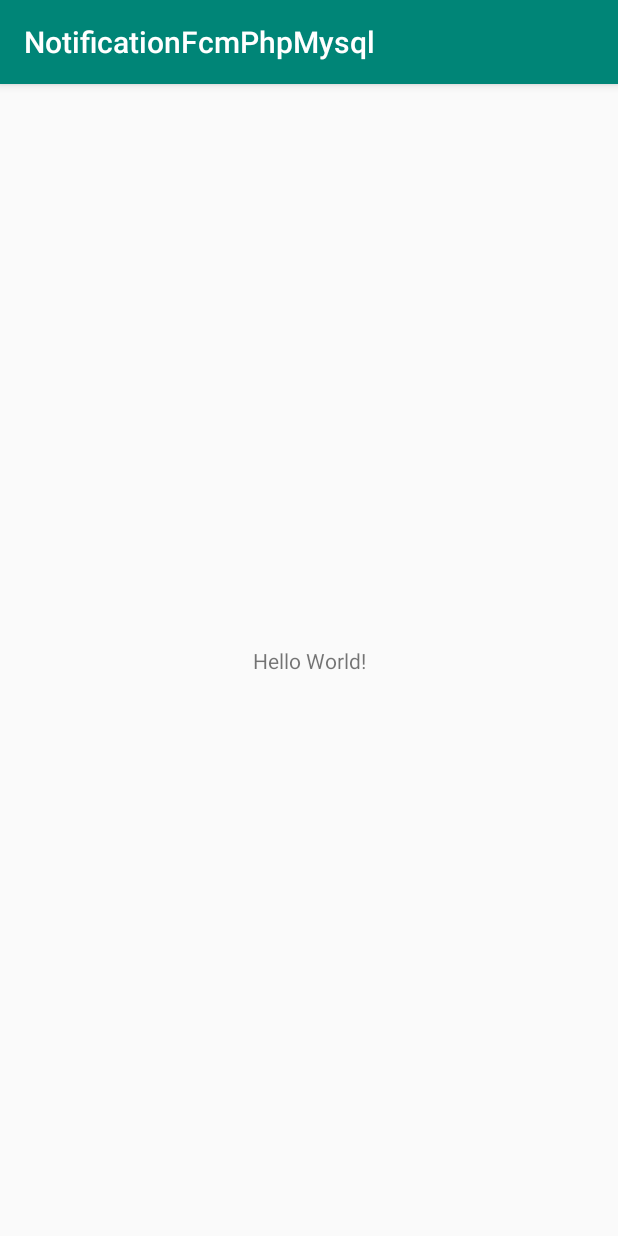
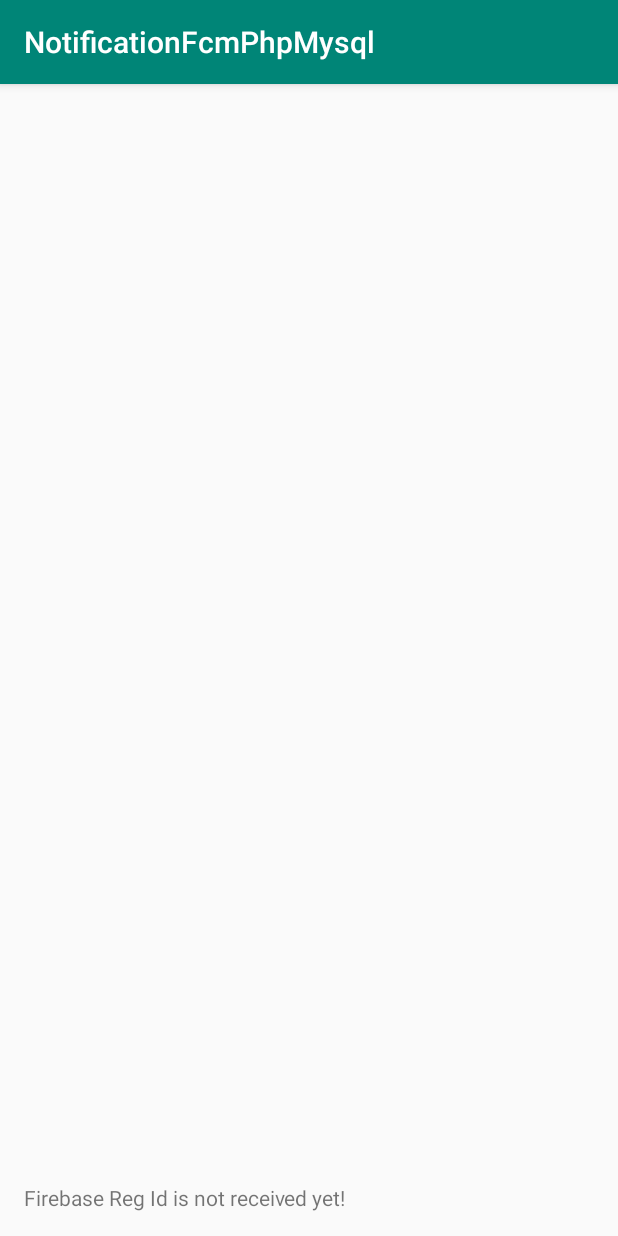
Before and after one commit to MuhammadFaisalIchal/NotificationFcmPhpMysql, an Android app: the screen it shows after launch (MainActivity), on a phone screen of 412 x 824 dp. Run offline under Robolectric (Android 15) with nearby library versions, the light colour scheme and no system bars.

Commit message:
Initial firebase code for notification

```diff
--- /dev/null
+++ b/app/src/main/java/com/example/notificationfcmphpmysql/activity/MainActivity.java
@@ -0,0 +1,105 @@
+package com.example.notificationfcmphpmysql.activity;
+
+import android.content.BroadcastReceiver;
+import android.content.Context;
+import android.content.Intent;
+import android.content.IntentFilter;
+import android.content.SharedPreferences;
+import android.os.Bundle;
+import android.text.TextUtils;
+import android.util.Log;
+import android.widget.TextView;
+import android.widget.Toast;
+
+import androidx.appcompat.app.AppCompatActivity;
+import androidx.localbroadcastmanager.content.LocalBroadcastManager;
+
+import com.example.notificationfcmphpmysql.R;
+import com.example.notificationfcmphpmysql.app.Config;
+import com.example.notificationfcmphpmysql.utils.NotificationUtils;
+import com.google.firebase.messaging.FirebaseMessaging;
+
+public class MainActivity extends AppCompatActivity {
+
+    private static final String TAG = MainActivity.class.getSimpleName();
+    private BroadcastReceiver mRegistrationBroadcastReceiver;
+    private TextView txtRegId, txtMessage;
+
+    @Override
+    protected void onCreate(Bundle savedInstanceState) {
+        super.onCreate(savedInstanceState);
+        setContentView(R.layout.activity_main);
+
+        txtRegId = (TextView) findViewById(R.id.txt_reg_id);
+        txtMessage = (TextView) findViewById(R.id.txt_push_message);
+
+        mRegistrationBroadcastReceiver = new BroadcastReceiver() {
+            @Override
+            public void onReceive(Context context, Intent intent) {
+
+                // checking for type intent filter
+                if (intent.getAction().equals(Config.REGISTRATION_COMPLETE)) {
+                    // gcm successfully registered
+                    // now subscribe to `global` topic to receive app wide notifications
+                    FirebaseMessaging.getInstance().subscribeToTopic(Config.TOPIC_GLOBAL);
+                    // if you want to unsubscribe
+                    // FirebaseMessaging.getInstance().unsubscribeFromTopic('news');
+
+                    displayFirebaseRegId();
+                } else if (intent.getAction().equals(Config.PUSH_NOTIFICATION)) {
+                    // new push notification is received
+
+                    String message = intent.getStringExtra("message");
+
+                    Toast.makeText(getApplicationContext(), "Push notification: " + message, Toast.LENGTH_LONG).show();
+
+                    txtMessage.setText(message);
+                }
+            }
+        };
+
+        displayFirebaseRegId();
+    }
+
+    /**
+     * fetches the firebase registration id from shared preferences and displays it on the screen.
+     * This is just for your references, we don’t use the reg id any where in the app.*/
+    private void displayFirebaseRegId() {
+        SharedPreferences pref = getApplicationContext().getSharedPreferences(Config.SHARED_PREF, 0);
+        String regId = pref.getString("regId", null);
+
+        Log.e(TAG, "Firebase reg id: " + regId);
+
+        if (!TextUtils.isEmpty(regId))
+            txtRegId.setText("Firebase Reg Id: " + regId);
+        else
+            txtRegId.setText("Firebase Reg Id is not received yet!");
+    }
+
+    /**
+     * Here in onResume() method we are registering the broadcast receivers.
+     * So that this activity gets the push messages and registration id.*/
+    @Override
+    protected void onResume() {
+        super.onResume();
+
+        // register GCM registration complete receiver
+        LocalBroadcastManager.getInstance(this).registerReceiver(mRegistrationBroadcastReceiver,
+                new IntentFilter(Config.REGISTRATION_COMPLETE));
+
+        // register new push message receiver
+        // by doing this, the activity will be notified each time a new message arrives
+        LocalBroadcastManager.getInstance(this).registerReceiver(mRegistrationBroadcastReceiver,
+                new IntentFilter(Config.PUSH_NOTIFICATION));
+
+        // clear the notification area when the app is opened
+        NotificationUtils.clearNotifications(getApplicationContext());
+    }
+
+    @Override
+    protected void onPause() {
+        LocalBroadcastManager.getInstance(this).unregisterReceiver(mRegistrationBroadcastReceiver);
+        super.onPause();
+    }
+
+}
--- a/app/src/main/res/layout/activity_main.xml
+++ b/app/src/main/res/layout/activity_main.xml
@@ -1,18 +1,29 @@
 <?xml version="1.0" encoding="utf-8"?>
-<androidx.constraintlayout.widget.ConstraintLayout xmlns:android="http://schemas.android.com/apk/res/android"
-    xmlns:app="http://schemas.android.com/apk/res-auto"
+<RelativeLayout xmlns:android="http://schemas.android.com/apk/res/android"
     xmlns:tools="http://schemas.android.com/tools"
+    android:id="@+id/activity_main"
     android:layout_width="match_parent"
     android:layout_height="match_parent"
-    tools:context=".MainActivity">
+    android:paddingBottom="@dimen/activity_vertical_margin"
+    android:paddingLeft="@dimen/activity_horizontal_margin"
+    android:paddingRight="@dimen/activity_horizontal_margin"
+    android:paddingTop="@dimen/activity_vertical_margin"
+    tools:context="com.example.notificationfcmphpmysql.activity.MainActivity">
 
     <TextView
+        android:id="@+id/txt_push_message"
         android:layout_width="wrap_content"
         android:layout_height="wrap_content"
-        android:text="Hello World!"
-        app:layout_constraintBottom_toBottomOf="parent"
-        app:layout_constraintLeft_toLeftOf="parent"
-        app:layout_constraintRight_toRightOf="parent"
-        app:layout_constraintTop_toTopOf="parent" />
+        android:layout_alignParentTop="true"
+        android:layout_centerHorizontal="true"
+        android:layout_marginTop="40dp"
+        android:gravity="center_horizontal"
+        android:textColor="@color/colorPrimary"
+        android:textSize="26sp" />
 
-</androidx.constraintlayout.widget.ConstraintLayout>
+    <TextView
+        android:id="@+id/txt_reg_id"
+        android:layout_width="wrap_content"
+        android:layout_height="wrap_content"
+        android:layout_alignParentBottom="true" />
+</RelativeLayout>
--- /dev/null
+++ b/app/src/main/res/values/dimens.xml
@@ -0,0 +1,5 @@
+<?xml version="1.0" encoding="utf-8"?>
+<resources>
+    <dimen name="activity_vertical_margin">16dp</dimen>
+    <dimen name="activity_horizontal_margin">16dp</dimen>
+</resources>
--- a/build.gradle
+++ b/build.gradle
@@ -8,6 +8,7 @@ buildscript {
     }
     dependencies {
         classpath 'com.android.tools.build:gradle:3.5.2'
+        classpath 'com.google.gms:google-services:4.3.3'
 
         // NOTE: Do not place your application dependencies here; they belong
         // in the individual module build.gradle files
```
Also changed, not shown: app/build.gradle (+7 -0 lines), app/src/main/AndroidManifest.xml (+24 -2 lines), app/src/main/java/com/example/notificationfcmphpmysql/MainActivity.java (deleted, +0 -14 lines), app/src/main/java/com/example/notificationfcmphpmysql/app/Config.java (added, +20 -0 lines), app/src/main/java/com/example/notificationfcmphpmysql/service/MyFirebaseInstanceIDService.java (added, +43 -0 lines), app/src/main/java/com/example/notificationfcmphpmysql/service/MyFirebaseMessagingService.java (added, +141 -0 lines), app/src/main/java/com/example/notificationfcmphpmysql/utils/NotificationUtils.java (added, +204 -0 lines), 2 other files.
